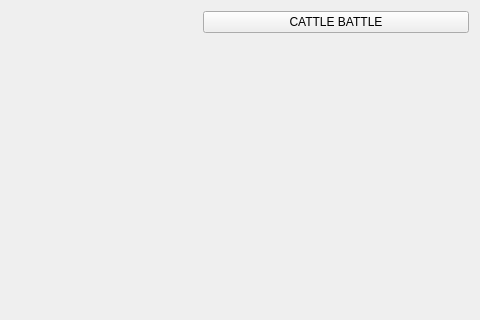
Old version of the form engr421/rqt_cb_gui/src/rqt_cb_gui/cb_gui.ui in the repository yoos/school; both pictures show x 353 to 833 and y 0 to 320 of the 833 by 675 pixel window.
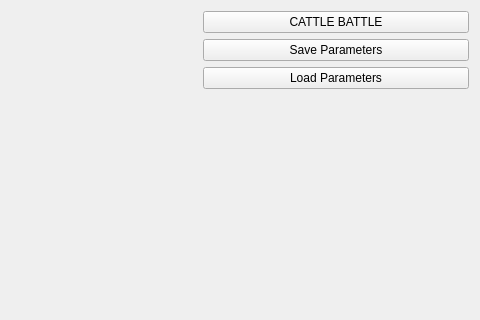
New version of the form.

Commit message: Implement parameter saving.

The edit to the form file:
```diff
--- a/engr421/rqt_cb_gui/src/rqt_cb_gui/cb_gui.ui
+++ b/engr421/rqt_cb_gui/src/rqt_cb_gui/cb_gui.ui
@@ -514,6 +514,20 @@
          </property>
         </widget>
        </item>
+       <item>
+        <widget class="QPushButton" name="save_params_pushButton">
+         <property name="text">
+          <string>Save Parameters</string>
+         </property>
+        </widget>
+       </item>
+       <item>
+        <widget class="QPushButton" name="load_params_pushButton">
+         <property name="text">
+          <string>Load Parameters</string>
+         </property>
+        </widget>
+       </item>
        <item>
         <spacer name="verticalSpacer">
          <property name="orientation">
```
Left out of the diff: 3 changed lines with no effect on the pictures. The commit also changes 2 other files.
